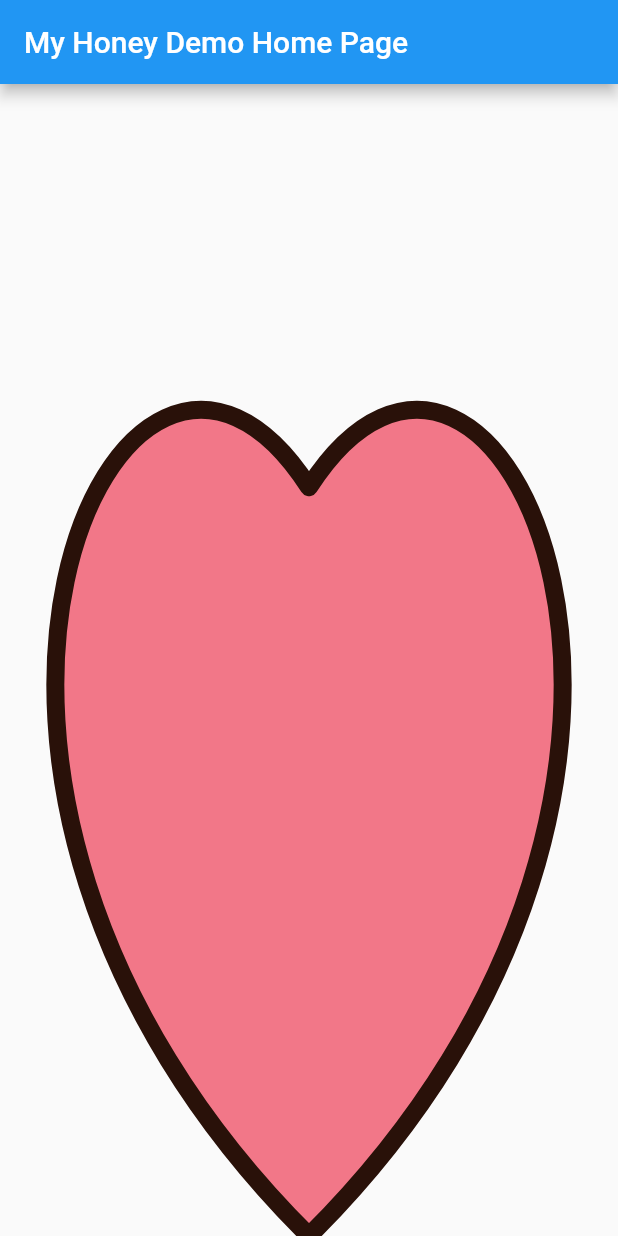
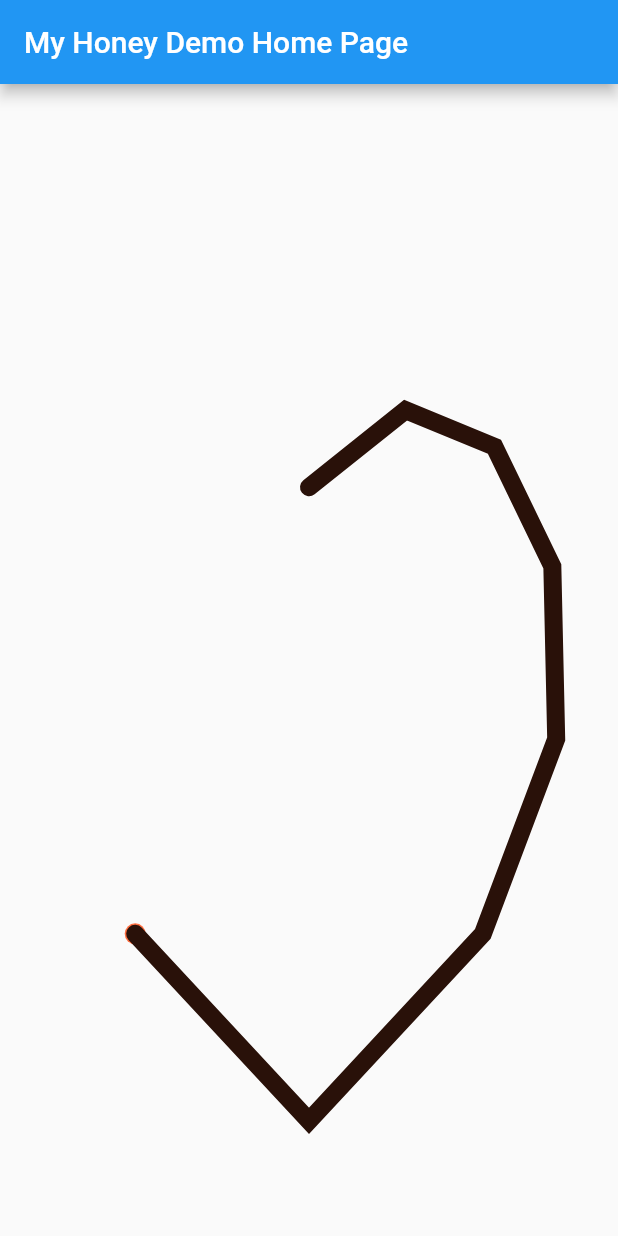
Before and after one commit to cia1099/flutter_demo, a Flutter app: the screen it shows after launch, on a phone screen of 412 x 824 dp. Run offline on Flutter 3.47's test engine with Material 2 defaults, Android fonts, the phone set to English and light mode, and no system bars; our stand-ins replace auto_size_text, bordered_text, carousel_slider, easy_dynamic_theme, flutter_staggered_animations, font_awesome_flutter and 4 more; missing offline and left inert: flutter_web_frame, swipable_stack.

Commit message:
completed heart shape animation

```diff
--- a/my_heart/lib/heart.dart
+++ b/my_heart/lib/heart.dart
@@ -1,4 +1,40 @@
 import 'package:flutter/material.dart';
+
+class HeartCurve extends Curve2D {
+  final Size size;
+
+  HeartCurve({required this.size});
+  @override
+  Offset transformInternal(double t) {
+    final width = size.width;
+    final height = size.height;
+
+    final start = Offset(0.5 * width, height * 0.35);
+    final end = Offset(0.5 * width, 0.9 * height);
+    final cp1 = Offset(0.2 * width, height * 0.1);
+    final cp2 = Offset(-0.25 * width, height * 0.6);
+    final cp3 = Offset(1.25 * width, height * 0.6);
+    final cp4 = Offset(0.8 * width, height * 0.1);
+    late Offset currentPoint;
+    if (t < 0.5) {
+      currentPoint = _lerpBezier(start, end, cp1, cp2, t * 2);
+    } else {
+      currentPoint = _lerpBezier(end, start, cp3, cp4, (t - 0.5) * 2);
+    }
+    return currentPoint;
+  }
+
+  Offset _lerpBezier(
+      Offset start, Offset end, Offset cp1, Offset cp2, double progress) {
+    // retivival current point
+    final pPoint1 = Offset.lerp(start, cp1, progress);
+    final pPoint2 = Offset.lerp(cp1, cp2, progress);
+    final pPoint3 = Offset.lerp(cp2, end, progress);
+    final mPoint1 = Offset.lerp(pPoint1, pPoint2, progress);
+    final mPoint2 = Offset.lerp(pPoint2, pPoint3, progress);
+    return Offset.lerp(mPoint1, mPoint2, progress)!;
+  }
+}
 
 class HeartPainter extends CustomPainter {
   // The color of the heart
@@ -7,25 +43,28 @@ class HeartPainter extends CustomPainter {
   final Color borderColor;
   // The thickness of the border
   final double borderWith;
+  final Animation<double>? progress;
+  final List<double> _timeLine = [];
 
-  const HeartPainter({
+  HeartPainter({
+    this.progress,
     required this.bodyColor,
     required this.borderColor,
     required this.borderWith,
-  });
+  }) : super(repaint: progress);
 
   @override
   void paint(Canvas canvas, Size size) {
     // TODO: implement paint
-    Paint paint = Paint();
-    paint
+    Paint paintBorder = Paint();
+    paintBorder
       ..color = borderColor
       ..style = PaintingStyle.stroke
       ..strokeCap = StrokeCap.round
       ..strokeWidth = borderWith;
 
-    Paint paint1 = Paint();
-    paint1
+    Paint paintFill = Paint();
+    paintFill
       ..color = bodyColor
       ..style = PaintingStyle.fill
       ..strokeWidth = 0;
@@ -33,20 +72,48 @@ class HeartPainter extends CustomPainter {
     double width = size.width;
     double height = size.height;
 
-    Path path = Path();
-    path.moveTo(0.5 * width, height * 0.35);
-    path.cubicTo(0.2 * width, height * 0.1, -0.25 * width, height * 0.6,
-        0.5 * width, height);
-    path.moveTo(0.5 * width, height * 0.35);
-    path.cubicTo(0.8 * width, height * 0.1, 1.25 * width, height * 0.6,
-        0.5 * width, height);
+    final start = Offset(0.5 * width, height * 0.35);
+    final end = Offset(0.5 * width, 0.9 * height);
+    final cp1 = Offset(0.2 * width, height * 0.1);
+    final cp2 = Offset(-0.25 * width, height * 0.6);
+    final cp3 = Offset(1.25 * width, height * 0.6);
+    final cp4 = Offset(0.8 * width, height * 0.1);
 
-    canvas.drawPath(path, paint1);
-    canvas.drawPath(path, paint);
+    final heartCurve = HeartCurve(size: size);
+    final current = heartCurve.transform(progress!.value);
+    final pointPaint = Paint()..color = Colors.deepOrangeAccent;
+    canvas.drawCircle(current, 7, pointPaint);
+
+    if (progress!.isCompleted || progress!.isDismissed) {
+      _timeLine.clear();
+    } else {
+      _timeLine.add(progress!.value);
+    }
+
+    if (_timeLine.isEmpty) {
+      Path path = Path();
+      path.moveTo(start.dx, start.dy);
+      path.cubicTo(cp1.dx, cp1.dy, cp2.dx, cp2.dy, end.dx, end.dy);
+      path.cubicTo(cp3.dx, cp3.dy, cp4.dx, cp4.dy, start.dx, start.dy);
+      canvas.drawPath(path, paintFill);
+      canvas.drawPath(path, paintBorder);
+    } else {
+      canvas.drawPath(tripTimeLine(size, start), paintBorder);
+    }
   }
 
   @override
   bool shouldRepaint(CustomPainter oldDelegate) {
     return true;
   }
+
+  Path tripTimeLine(Size size, Offset start) {
+    var path = Path()..moveTo(start.dx, start.dy);
+    final heartCurve = HeartCurve(size: size);
+    for (var t in _timeLine) {
+      var step = heartCurve.transform(t);
+      path.lineTo(step.dx, step.dy);
+    }
+    return path;
+  }
 }
--- a/my_heart/lib/main.dart
+++ b/my_heart/lib/main.dart
@@ -1,3 +1,5 @@
+import 'dart:async';
+
 import 'package:flutter/material.dart';
 import 'package:my_heart/heart.dart';
 
@@ -37,14 +39,73 @@ class _MyHomePageState extends State<MyHomePage> {
         title: Text(widget.title),
       ),
       body: const Center(
-          child: CustomPaint(
-        size: Size(880, 800),
-        painter: HeartPainter(
-          bodyColor: Color(0xFFF27788),
-          borderColor: Color.fromARGB(255, 41, 17, 9),
-          borderWith: 12,
-        ),
-      )),
+        // child: CustomPaint(
+        //   size: Size(880, 800),
+        //   painter: HeartPainter(
+        //     bodyColor: Color(0xFFF27788),
+        //     borderColor: Color.fromARGB(255, 41, 17, 9),
+        //     borderWith: 12,
+        //   ),
+        // ),
+        child:
+            AnimationDemo(duration: Duration(seconds: 3), size: Size(880, 800)),
+      ),
     );
   }
 }
+
+class AnimationDemo extends StatefulWidget {
+  final Duration duration;
+  final Size size;
+  const AnimationDemo({
+    Key? key,
+    required this.duration,
+    required this.size,
+  }) : super(key: key);
+
+  @override
+  State<AnimationDemo> createState() => _AnimationDemoState();
+}
+
+class _AnimationDemoState extends State<AnimationDemo>
+    with SingleTickerProviderStateMixin {
+  late AnimationController _animationController;
+
+  @override
+  void initState() {
+    // TODO: implement initState
+    super.initState();
+    _animationController = AnimationController(
+      vsync: this,
+      duration: widget.duration,
+    );
+    _animationController.addStatusListener((status) {
+      if (status == AnimationStatus.completed) {
+        Timer(widget.duration, () => _animationController.reverse());
+      }
+      if (status == AnimationStatus.dismissed) {
+        Timer(widget.duration, () => _animationController.forward());
+      }
+    });
+    _animationController.forward(); //.repeat(reverse: true);
+  }
+
+  @override
+  void dispose() {
+    _animationController.dispose();
+    super.dispose();
+  }
+
+  @override
+  Widget build(BuildContext context) {
+    return CustomPaint(
+      painter: HeartPainter(
+        progress: _animationController,
+        bodyColor: Color(0xFFF27788),
+        borderColor: Color.fromARGB(255, 41, 17, 9),
+        borderWith: 12,
+      ),
+      size: widget.size,
+    );
+  }
+}
--- a/my_heart/pubspec.yaml
+++ b/my_heart/pubspec.yaml
@@ -20,7 +20,7 @@ publish_to: 'none' # Remove this line if you wish to publish to pub.dev
 version: 1.0.0+1
 
 environment:
-  sdk: '>=2.18.0 <3.0.0'
+  sdk: '>=2.17.0 <3.0.0'
 
 # Dependencies specify other packages that your package needs in order to work.
 # To automatically upgrade your package dependencies to the latest versions
```
Also changed, not shown: my_heart/lib/beizer_curve.dart (added, +267 -0 lines).
